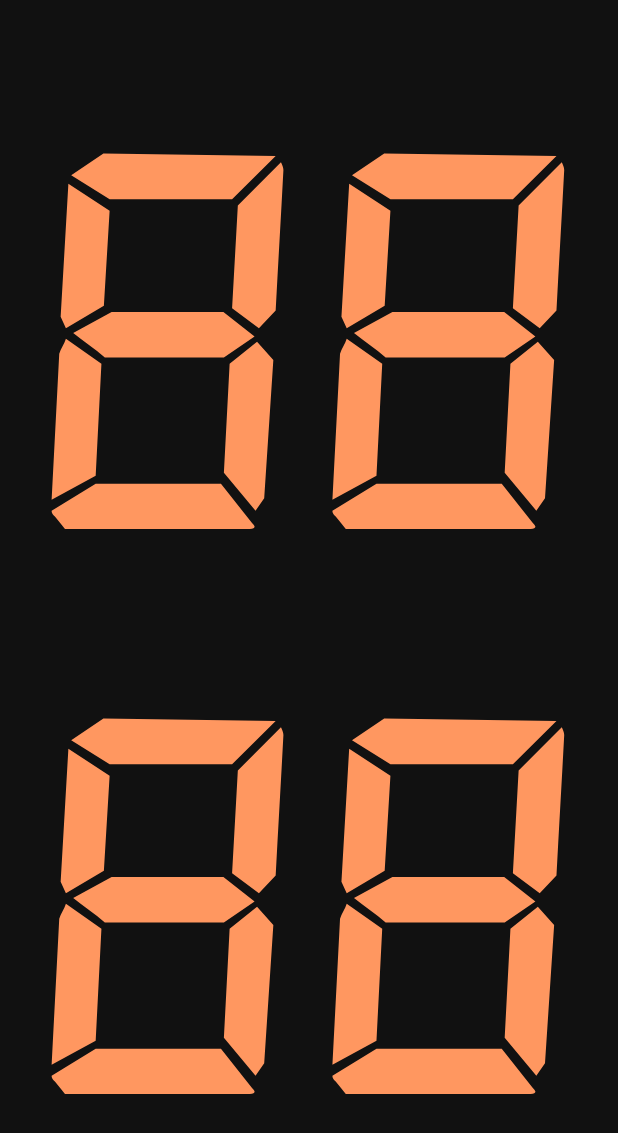
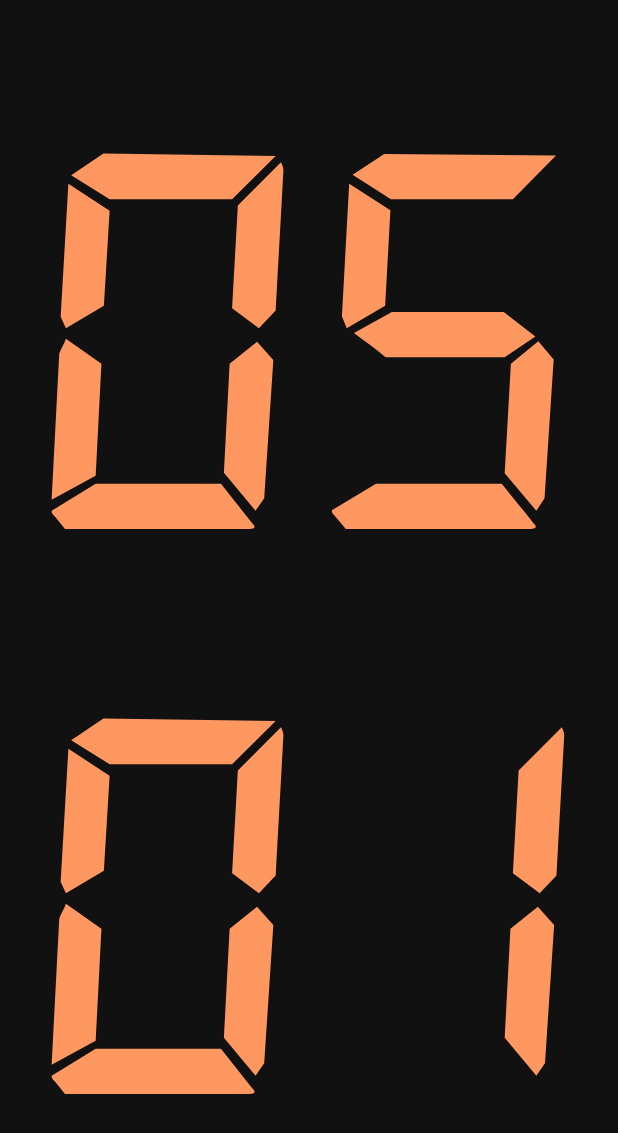
Before and after one commit to nickxiu27/Fitimer, an Android app: the fragment FitTimerImpl shown on its own in the app's theme, on a phone screen of 412 x 824 dp. Shown: the top 1133 px of the screen. Run offline under Robolectric (Android 15) with nearby library versions, the phone set to English and light mode, and no system bars.

Commit message:
More fit timer functionalities  - Implemented animation from / to running page and set-up pages.  - Enables time resetting. Currently it's only reading the "workout"/"work" time and ignoring the "rest" time.  - Implemented the animation of adjusting/setting time numbers using scrolling.

```diff
--- a/app/src/main/java/com/nickxiu/fitimer/LandingPage.java
+++ b/app/src/main/java/com/nickxiu/fitimer/LandingPage.java
@@ -13,11 +13,6 @@ public class LandingPage extends Fragment {
 
     private ViewGroup viewGroup;
     private OnClickListener callback;
-    private Context context;
-
-    public void setContext(Context context) {
-        this.context = context;
-    }
 
     @Override
     public View onCreateView(LayoutInflater inflater, ViewGroup container,
--- a/app/src/main/res/layout/fit_timer_view.xml
+++ b/app/src/main/res/layout/fit_timer_view.xml
@@ -1,7 +1,13 @@
 <?xml version="1.0" encoding="utf-8"?>
-<LinearLayout xmlns:android="http://schemas.android.com/apk/res/android"
+<FrameLayout
+    xmlns:android="http://schemas.android.com/apk/res/android"
     xmlns:app="http://schemas.android.com/apk/res-auto"
-    android:id="@+id/timer_view"
+    android:id="@+id/fit_timer_view"
+    android:layout_width="match_parent"
+    android:layout_height="match_parent">
+
+    <LinearLayout
+        android:id="@+id/fit_timer"
         android:layout_width="match_parent"
         android:layout_height="match_parent"
         android:background="@color/colorBackground"
@@ -16,7 +22,7 @@
             android:layout_weight="1"
             android:fontFamily="@font/segment_7"
             android:gravity="center"
-        android:text="@string/fit_timer_place_holder"
+            android:text="@string/fit_timer_work_place_holder"
             android:textColor="@color/colorPrimary"
             app:autoSizeMaxTextSize="320sp"
             app:autoSizeMinTextSize="5sp"
@@ -30,9 +36,34 @@
             android:layout_weight="1"
             android:fontFamily="@font/segment_7"
             android:gravity="center"
-        android:text="@string/fit_timer_place_holder"
+            android:text="@string/fit_timer_rest_place_holder"
             android:textColor="@color/colorPrimary"
             app:autoSizeMaxTextSize="320sp"
             app:autoSizeMinTextSize="5sp"
             app:autoSizeTextType="uniform" />
     </LinearLayout>
+
+    <TextView
+        android:id="@+id/title_text_view"
+        android:layout_width="wrap_content"
+        android:layout_height="wrap_content"
+        android:layout_marginTop="20dp"
+        android:layout_marginLeft="20dp"
+        android:fontFamily="@font/digital_7"
+        android:text="@string/fit_timer_title"
+        android:textColor="@color/colorSetup"
+        android:textSize="50sp"
+        android:visibility="gone"/>
+
+    <TextView
+        android:id="@+id/start_button_text_view"
+        android:layout_width="wrap_content"
+        android:layout_height="wrap_content"
+        android:layout_marginTop="600dp"
+        android:fontFamily="@font/digital_7"
+        android:layout_gravity="center_horizontal"
+        android:text="@string/fit_timer_start"
+        android:textColor="@color/colorSetup"
+        android:textSize="50sp"
+        android:visibility="gone"/>
+</FrameLayout>
--- a/app/src/main/res/layout/landing_page_view.xml
+++ b/app/src/main/res/layout/landing_page_view.xml
@@ -14,7 +14,7 @@
         android:lineSpacingMultiplier="1.2"
         android:padding="16dp"
         android:text="I need a"
-        android:textColor="@color/colorSecondary"
+        android:textColor="@color/colorSetup"
         android:textSize="100dp" />
 
     <TextView
--- a/app/src/main/res/values/colors.xml
+++ b/app/src/main/res/values/colors.xml
@@ -3,5 +3,6 @@
     <color name="colorPrimary">#ff9760</color>
     <color name="colorPrimaryDark">#e96d5e</color>
     <color name="colorSecondary">#ffe69d</color>
+    <color name="colorSetup">#89e3f6</color>
     <color name="colorBackground">#111111</color>
 </resources>
--- a/app/src/main/res/values/strings.xml
+++ b/app/src/main/res/values/strings.xml
@@ -1,7 +1,10 @@
 <resources>
     <string name="app_name">Fitimer</string>
     <string name="timer_place_holder">00</string>
-    <string name="fit_timer_place_holder">88</string>
+    <string name="fit_timer_title">Fit Timer Setup</string>
+    <string name="fit_timer_start">Start</string>
+    <string name="fit_timer_work_place_holder">05</string>
+    <string name="fit_timer_rest_place_holder">01</string>
     <string name="timer_menu_item">Timer</string>
     <string name="fit_timer_menu_item">Fit Timer</string>
 </resources>
```
Also changed, not shown: app/src/main/java/com/nickxiu/fitimer/FitTimerImpl.java (+163 -8 lines), app/src/main/java/com/nickxiu/fitimer/MainActivity.java (+5 -11 lines). Lines whose indentation alone changed are shown as unchanged.
